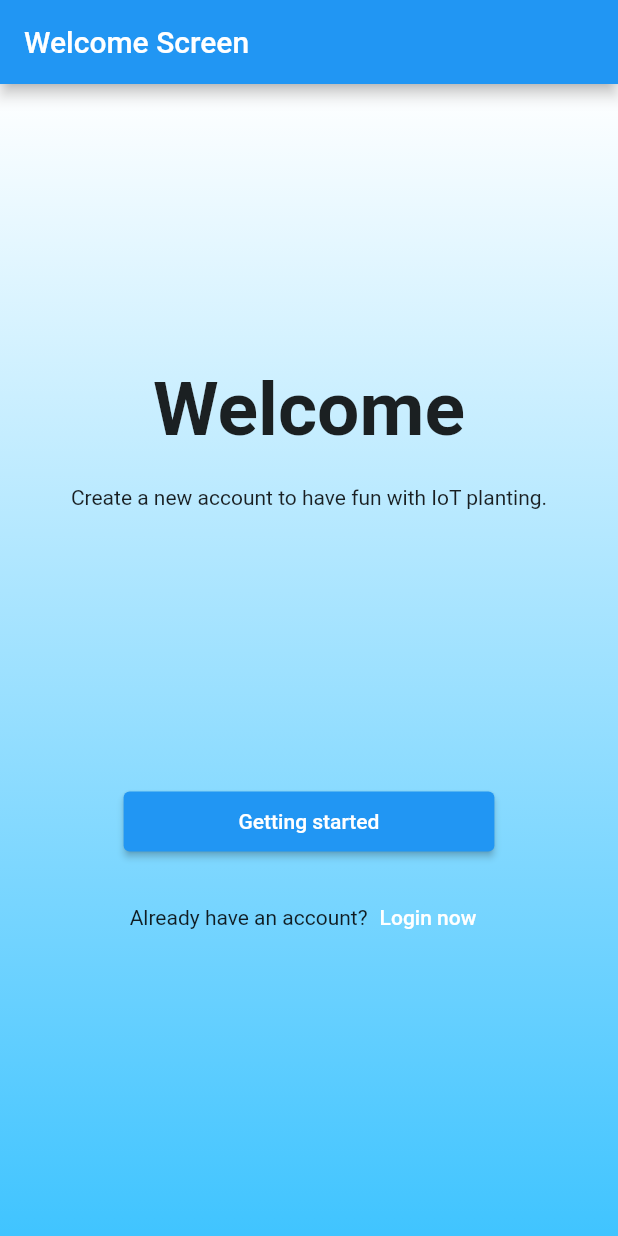
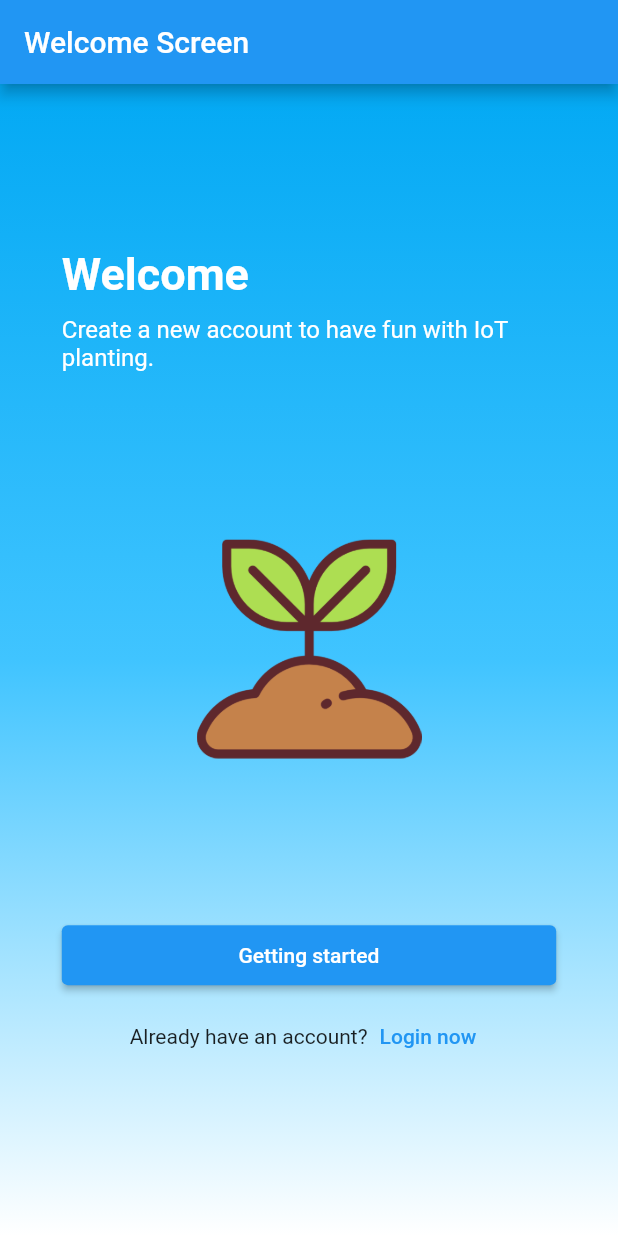
Before and after one commit to Gadi0905/NgTszHim_VT6000CEM_Project, a Flutter app: the screen it shows after launch, on a phone screen of 412 x 824 dp. Run offline on Flutter 3.47's test engine with Material 2 defaults, Android fonts, the phone set to English and light mode, and no system bars.

Commit message:
updated the UI of the welcome screen updated the default background widget

```diff
--- a/lib/src/helpers/widgets_helper/default_background_widget/default_background_widget.dart
+++ b/lib/src/helpers/widgets_helper/default_background_widget/default_background_widget.dart
@@ -1,13 +1,21 @@
 import 'package:flutter/material.dart';
 
 class DefaultBackgroundWidget {
-  static basicColor({Color? topColor, Color? bottomColor, Widget? child}) {
+  static basicColor({
+    Color? topColor,
+    Color? middleColor,
+    Color? bottomColor,
+    Widget? child,
+    required BuildContext context,
+  }) {
     return Container(
+      width: MediaQuery.of(context).size.width,
       decoration: BoxDecoration(
         gradient: LinearGradient(
           colors: [
-            topColor ?? Colors.white,
-            bottomColor ?? Colors.lightBlueAccent
+            topColor ?? Colors.lightBlue,
+            middleColor ?? Colors.lightBlueAccent,
+            bottomColor ?? Colors.white
           ],
           begin: Alignment.topCenter,
           end: Alignment.bottomCenter,
--- a/lib/src/screens/login_screen/login_screen.dart
+++ b/lib/src/screens/login_screen/login_screen.dart
@@ -14,6 +14,8 @@ class LoginScreen extends StatelessWidget {
   }
 
   Widget _buildBody(BuildContext context) {
-    return DefaultBackgroundWidget.basicColor();
+    return DefaultBackgroundWidget.basicColor(
+      context: context,
+    );
   }
 }
--- a/lib/src/screens/registration_screen/registration_screen.dart
+++ b/lib/src/screens/registration_screen/registration_screen.dart
@@ -14,6 +14,8 @@ class RegistrationScreen extends StatelessWidget {
   }
 
   Widget _buildBody(BuildContext context) {
-    return DefaultBackgroundWidget.basicColor();
+    return DefaultBackgroundWidget.basicColor(
+      context: context,
+    );
   }
 }
--- a/lib/src/screens/welcome_screen/welcome_screen.dart
+++ b/lib/src/screens/welcome_screen/welcome_screen.dart
@@ -1,4 +1,5 @@
 import 'package:flutter/material.dart';
+import 'package:ngtszhim_vt6000cem_project/src/helpers/images_path_helper/images_path_helper.dart';
 import 'package:ngtszhim_vt6000cem_project/src/helpers/routes_helper/routes_helper.dart';
 import 'package:ngtszhim_vt6000cem_project/src/helpers/widgets_helper/default_appbar_widget/default_appbar_widget.dart';
 import 'package:ngtszhim_vt6000cem_project/src/helpers/widgets_helper/default_background_widget/default_background_widget.dart';
@@ -18,25 +19,17 @@ class WelcomeScreen extends StatelessWidget {
 
   Widget _buildBody(BuildContext context) {
     return DefaultBackgroundWidget.basicColor(
+      context: context,
       child: Column(
         crossAxisAlignment: CrossAxisAlignment.center,
         children: [
           const Spacer(),
-          const Text(
-            'Welcome',
-            style: TextStyle(
-              fontSize: 50,
-              fontWeight: FontWeight.bold,
-            ),
-          ),
-          const SizedBox(height: 20),
-          const Text(
-            'Create a new account to have fun with IoT planting.',
-            textAlign: TextAlign.center,
-          ),
+          _buildWelcomeText(context),
+          const Spacer(),
+          _buildImage(context),
           const Spacer(),
           _buildRegisterButton(context),
-          const SizedBox(height: 20),
+          const SizedBox(height: 10),
           _buildLoginButton(context),
           const Spacer(),
         ],
@@ -44,10 +37,46 @@ class WelcomeScreen extends StatelessWidget {
     );
   }
 
+  Widget _buildWelcomeText(BuildContext context) {
+    return SizedBox(
+      width: MediaQuery.of(context).size.width * 0.8,
+      child: Column(
+        crossAxisAlignment: CrossAxisAlignment.start,
+        children: const [
+          Text(
+            'Welcome',
+            style: TextStyle(
+              color: Colors.white,
+              fontSize: 30,
+              fontWeight: FontWeight.bold,
+            ),
+          ),
+          SizedBox(height: 10),
+          Text(
+            'Create a new account to have fun with IoT planting.',
+            textAlign: TextAlign.start,
+            style: TextStyle(
+              color: Colors.white,
+              fontSize: 16,
+            ),
+          ),
+        ],
+      ),
+    );
+  }
+
+  Widget _buildImage(BuildContext context) {
+    return Image.asset(
+      ImagesPathHelper.imagePath('tree_seedlings.png'),
+      width: 150,
+      height: 150,
+    );
+  }
+
   Widget _buildRegisterButton(BuildContext context) {
     return SizedBox(
       height: 40,
-      width: MediaQuery.of(context).size.width * 0.6,
+      width: MediaQuery.of(context).size.width * 0.8,
       child: ElevatedButton(
         onPressed: () {
           RoutesHelper.pushScreen(context, const RegistrationScreen());
@@ -68,9 +97,7 @@ class WelcomeScreen extends StatelessWidget {
           },
           child: const Text(
             'Login now',
-            style: TextStyle(
-              color: Colors.white,
-            ),
+            style: TextStyle(color: Colors.blue),
           ),
         )
       ],
```
Also changed, not shown: assets/images/tree_seedlings.png (added).
